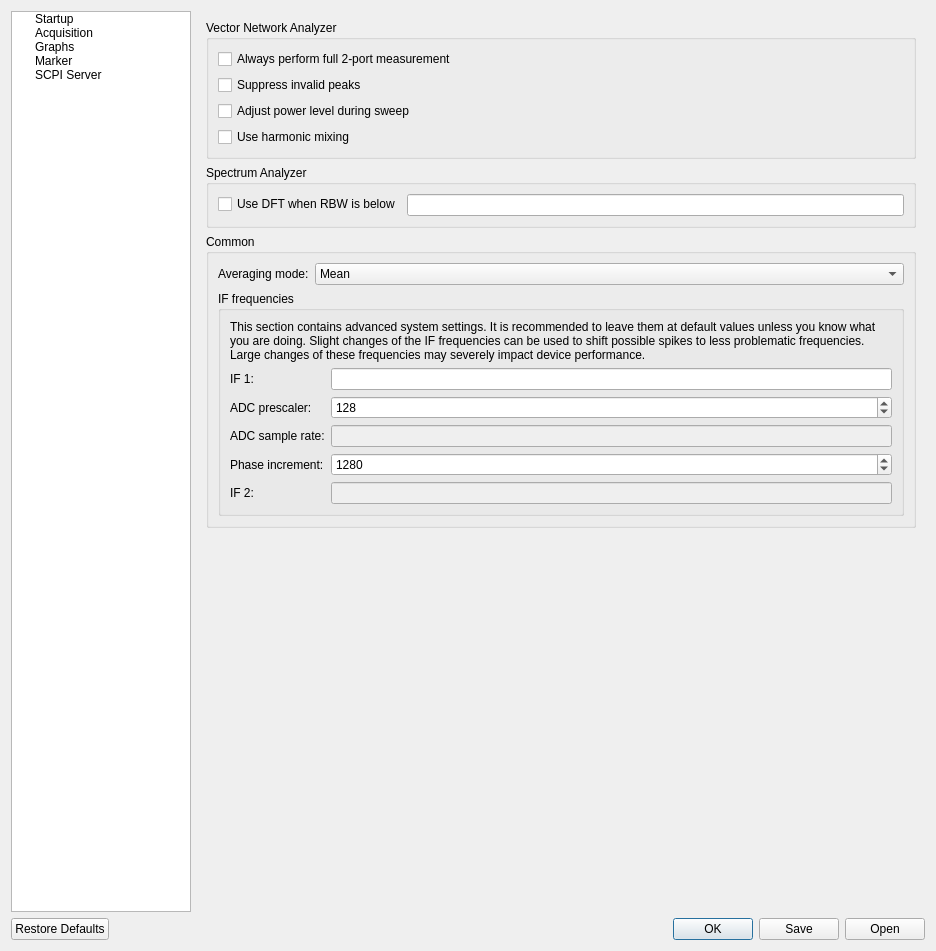
Above: Software/PC_Application/preferencesdialog.ui from jankae/LibreVNA before the change. Below: the same form after it.
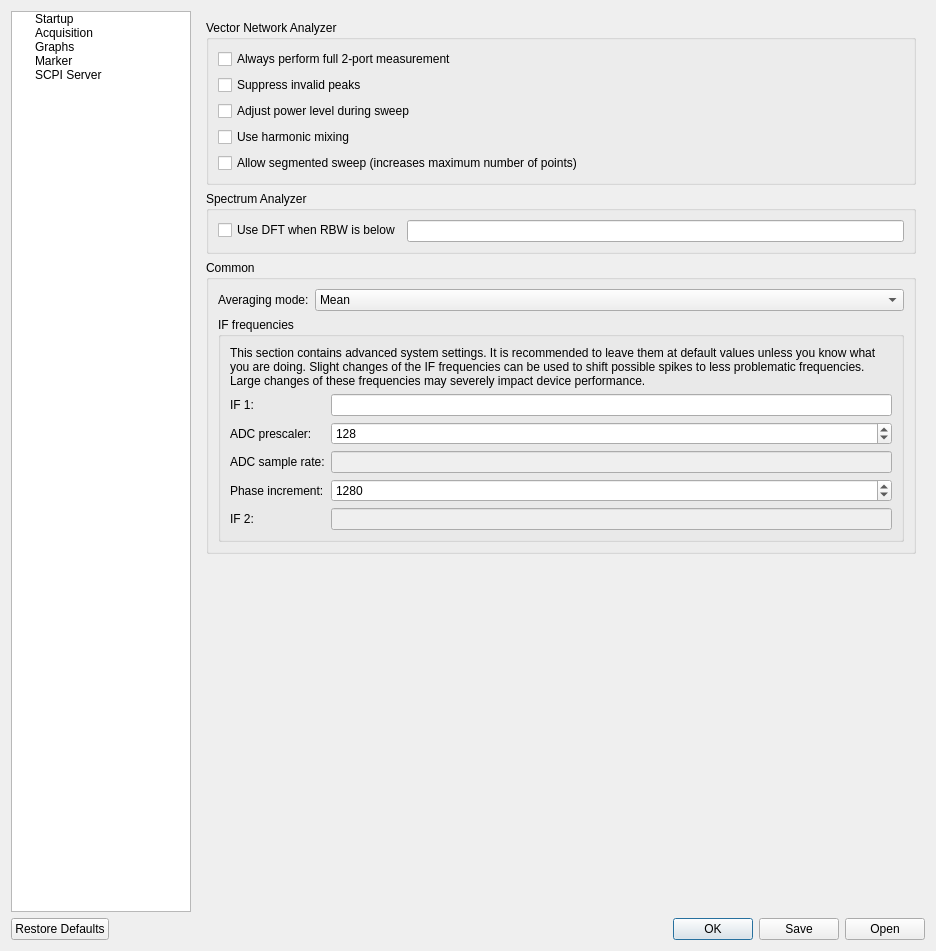
That is the form after the change. The open tabs and pages were chosen to show the change. Custom widgets are drawn as their Qt base class.

Commit message: allow segmented sweeps for more points

Diff of the .ui file:
```diff
--- a/Software/PC_Application/preferencesdialog.ui
+++ b/Software/PC_Application/preferencesdialog.ui
@@ -738,6 +738,13 @@
               </property>
              </widget>
             </item>
+            <item>
+             <widget class="QCheckBox" name="AcquisitionAllowSegmentedSweep">
+              <property name="text">
+               <string>Allow segmented sweep (increases maximum number of points)</string>
+              </property>
+             </widget>
+            </item>
            </layout>
           </widget>
          </item>
```
Left out of the diff: 2 changed lines with no effect on the pictures. The commit also changes 4 other files.
